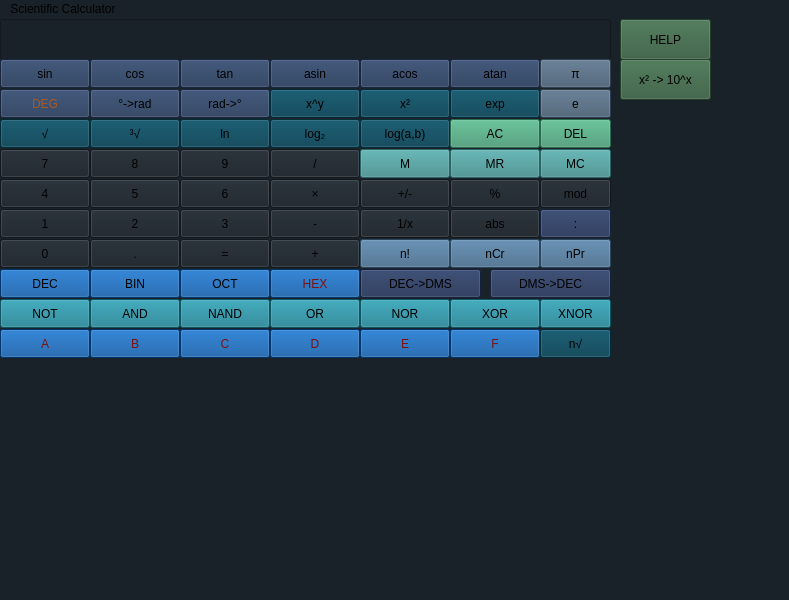
This is mainwindow.ui in VahagMardyan/Scientific_Calculator as Qt 5 draws it before an edit. The edited form follows.
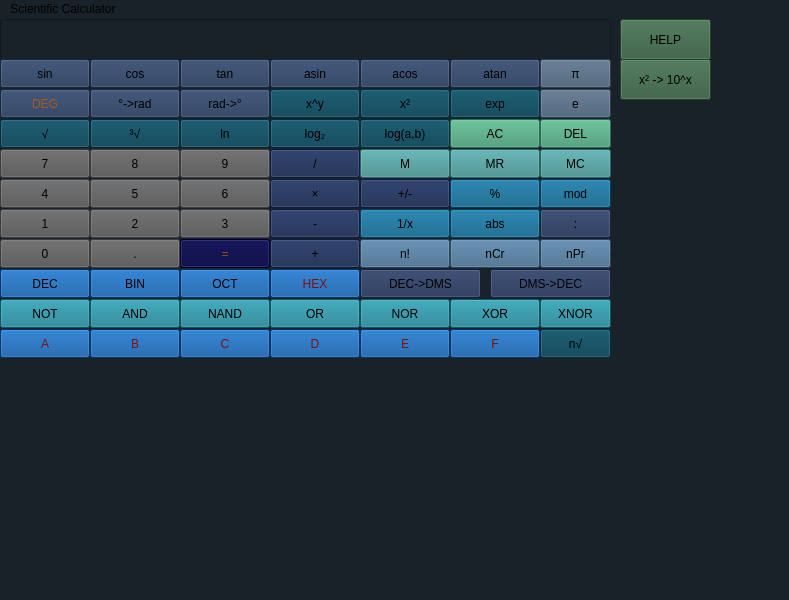
This is the edited form.

```diff
--- a/mainwindow.ui
+++ b/mainwindow.ui
@@ -500,6 +500,9 @@
     <property name="cursor">
      <cursorShape>PointingHandCursor</cursorShape>
     </property>
+    <property name="styleSheet">
+     <string notr="true">background-color: rgb(85, 85, 85);</string>
+    </property>
     <property name="text">
      <string>8</string>
     </property>
@@ -516,6 +519,9 @@
     <property name="cursor">
      <cursorShape>PointingHandCursor</cursorShape>
     </property>
+    <property name="styleSheet">
+     <string notr="true">background-color: rgb(85, 85, 85);</string>
+    </property>
     <property name="text">
      <string>7</string>
     </property>
@@ -598,6 +604,9 @@
     <property name="cursor">
      <cursorShape>PointingHandCursor</cursorShape>
     </property>
+    <property name="styleSheet">
+     <string notr="true">background-color: rgb(20, 37, 77);</string>
+    </property>
     <property name="text">
      <string>/</string>
     </property>
@@ -614,6 +623,9 @@
     <property name="cursor">
      <cursorShape>PointingHandCursor</cursorShape>
     </property>
+    <property name="styleSheet">
+     <string notr="true">background-color: rgb(85, 85, 85);</string>
+    </property>
     <property name="text">
      <string>9</string>
     </property>
@@ -655,6 +667,9 @@
     <property name="toolTip">
      <string>&lt;html&gt;&lt;head/&gt;&lt;body&gt;&lt;p&gt;Percentage (%)&lt;/p&gt;&lt;/body&gt;&lt;/html&gt;</string>
     </property>
+    <property name="styleSheet">
+     <string notr="true">background-color: rgb(0, 85, 127);</string>
+    </property>
     <property name="text">
      <string>%</string>
     </property>
@@ -674,6 +689,9 @@
     <property name="toolTip">
      <string>&lt;html&gt;&lt;head/&gt;&lt;body&gt;&lt;p&gt;Remainder (M)&lt;/p&gt;&lt;/body&gt;&lt;/html&gt;</string>
     </property>
+    <property name="styleSheet">
+     <string notr="true">background-color: rgb(0, 85, 127);</string>
+    </property>
     <property name="text">
      <string>mod</string>
     </property>
@@ -690,6 +708,9 @@
     <property name="cursor">
      <cursorShape>PointingHandCursor</cursorShape>
     </property>
+    <property name="styleSheet">
+     <string notr="true">background-color: rgb(85, 85, 85);</string>
+    </property>
     <property name="text">
      <string>5</string>
     </property>
@@ -706,6 +727,9 @@
     <property name="cursor">
      <cursorShape>PointingHandCursor</cursorShape>
     </property>
+    <property name="styleSheet">
+     <string notr="true">background-color: rgb(85, 85, 85);</string>
+    </property>
     <property name="text">
      <string>4</string>
     </property>
@@ -725,6 +749,9 @@
     <property name="toolTip">
      <string>&lt;html&gt;&lt;head/&gt;&lt;body&gt;&lt;p&gt;Change sign (s)&lt;/p&gt;&lt;/body&gt;&lt;/html&gt;</string>
     </property>
+    <property name="styleSheet">
+     <string notr="true">background-color: rgb(20, 37, 77);</string>
+    </property>
     <property name="text">
      <string>+/-</string>
     </property>
@@ -741,6 +768,9 @@
     <property name="cursor">
      <cursorShape>PointingHandCursor</cursorShape>
     </property>
+    <property name="styleSheet">
+     <string notr="true">background-color: rgb(20, 37, 77);</string>
+    </property>
     <property name="text">
      <string>×</string>
     </property>
@@ -757,6 +787,9 @@
     <property name="cursor">
      <cursorShape>PointingHandCursor</cursorShape>
     </property>
+    <property name="styleSheet">
+     <string notr="true">background-color: rgb(85, 85, 85);</string>
+    </property>
     <property name="text">
      <string>6</string>
     </property>
@@ -773,6 +806,9 @@
     <property name="cursor">
      <cursorShape>PointingHandCursor</cursorShape>
     </property>
+    <property name="styleSheet">
+     <string notr="true">background-color: rgb(85, 85, 85);</string>
+    </property>
     <property name="text">
      <string>3</string>
     </property>
@@ -789,6 +825,9 @@
     <property name="cursor">
      <cursorShape>PointingHandCursor</cursorShape>
     </property>
+    <property name="styleSheet">
+     <string notr="true">background-color: rgb(85, 85, 85);</string>
+    </property>
     <property name="text">
      <string>1</string>
     </property>
@@ -808,6 +847,9 @@
     <property name="toolTip">
      <string>&lt;html&gt;&lt;head/&gt;&lt;body&gt;&lt;p&gt;Absolute value&lt;/p&gt;&lt;/body&gt;&lt;/html&gt;</string>
     </property>
+    <property name="styleSheet">
+     <string notr="true">background-color: rgb(0, 85, 127);</string>
+    </property>
     <property name="text">
      <string>abs</string>
     </property>
@@ -868,6 +910,9 @@
     <property name="cursor">
      <cursorShape>PointingHandCursor</cursorShape>
     </property>
+    <property name="styleSheet">
+     <string notr="true">background-color: rgb(20, 37, 77);</string>
+    </property>
     <property name="text">
      <string>-</string>
     </property>
@@ -884,6 +929,9 @@
     <property name="cursor">
      <cursorShape>PointingHandCursor</cursorShape>
     </property>
+    <property name="styleSheet">
+     <string notr="true">background-color: rgb(85, 85, 85);</string>
+    </property>
     <property name="text">
      <string>.</string>
     </property>
@@ -900,6 +948,9 @@
     <property name="cursor">
      <cursorShape>PointingHandCursor</cursorShape>
     </property>
+    <property name="styleSheet">
+     <string notr="true">background-color: rgb(85, 85, 85);</string>
+    </property>
     <property name="text">
      <string>0</string>
     </property>
@@ -919,6 +970,9 @@
     <property name="toolTip">
      <string>&lt;html&gt;&lt;head/&gt;&lt;body&gt;&lt;p&gt;Reciprocal of x (i)&lt;/p&gt;&lt;/body&gt;&lt;/html&gt;</string>
     </property>
+    <property name="styleSheet">
+     <string notr="true">background-color: rgb(0, 85, 127);</string>
+    </property>
     <property name="text">
      <string>1/x</string>
     </property>
@@ -979,6 +1033,9 @@
     <property name="cursor">
      <cursorShape>PointingHandCursor</cursorShape>
     </property>
+    <property name="styleSheet">
+     <string notr="true">background-color: rgb(20, 37, 77);</string>
+    </property>
     <property name="text">
      <string>+</string>
     </property>
@@ -998,6 +1055,10 @@
     <property name="toolTip">
      <string>&lt;html&gt;&lt;head/&gt;&lt;body&gt;&lt;p&gt;Compute (Enter)&lt;/p&gt;&lt;/body&gt;&lt;/html&gt;</string>
     </property>
+    <property name="styleSheet">
+     <string notr="true">background-color: rgb(0, 0, 60);
+color: rgb(138, 75, 35);</string>
+    </property>
     <property name="text">
      <string>=</string>
     </property>
@@ -1014,6 +1075,9 @@
     <property name="cursor">
      <cursorShape>PointingHandCursor</cursorShape>
     </property>
+    <property name="styleSheet">
+     <string notr="true">background-color: rgb(85, 85, 85);</string>
+    </property>
     <property name="text">
      <string>2</string>
     </property>
```
Left out of the diff: 18 changed lines with no effect on the pictures.
